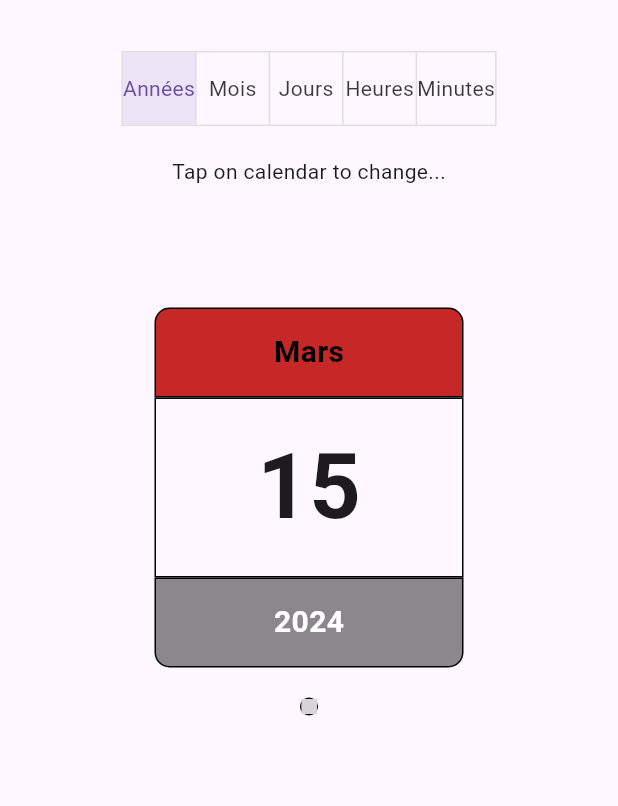
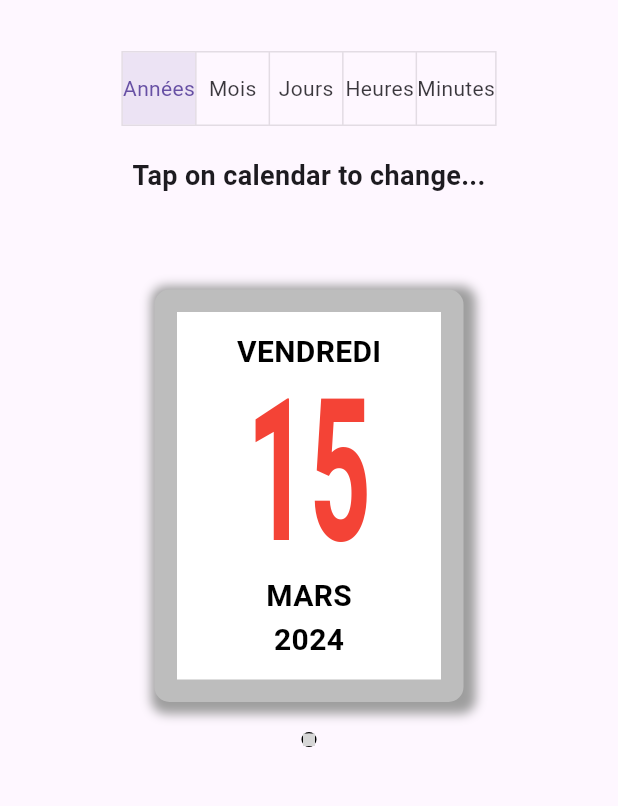
Before and after one commit to IxTAP/BirthTime, a Flutter app: the screen it shows after launch, on a phone screen of 412 x 824 dp, the part 63-869 px from its top. Run offline on Flutter 3.47's test engine with Material 3 defaults, Android fonts, the phone set to English and light mode, and no system bars; missing offline and left inert: segment_display; grey boxes are pictures that could not be loaded.

Commit message:
Mise en forme du calendrier.

```diff
--- a/lib/services/constants.dart
+++ b/lib/services/constants.dart
@@ -33,6 +33,16 @@ const List<String> LIST_MONTHS = [
   'Décembre'
 ];
 
+const List<String> LIST_DAYS = [
+  'Dimanche',
+  'Lundi',
+  'Mardi',
+  'Mercredi',
+  'Jeudi',
+  'Vendredi',
+  'Samedi'
+];
+
 const NB_DAYS_PER_YEAR = 365.25;
 const NB_DAYS_PRE_MONTH = 30.44;
 const NB_MONTHS_PER_YEAR = 12;
--- a/lib/widgets/calendar.dart
+++ b/lib/widgets/calendar.dart
@@ -21,22 +21,29 @@ class BirthCalendar extends StatelessWidget {
       children: [
         InkWell(
           onTap: () => context.read<BirthDateModel>().selectDate(context),
+          child: Container(
+            width: MediaQuery.of(context).size.width / 2,
+            decoration: BoxDecoration(
+              color: Colors.white,
+              borderRadius: BorderRadius.all(Radius.circular(10.0),),
+              border: Border.all(color: Colors.grey.shade400, width: 15.0),
+              boxShadow: [
+                BoxShadow(
+                  color: Colors.grey,
+                  blurRadius: 5.0,
+                  spreadRadius: 5.0,
+                  offset: Offset(3, 3)
+                )
+              ]
+            ),
             child: Column(
               children: [
                 Container(
-                height: 60.0,
-                decoration: BoxDecoration(
-                    borderRadius: BorderRadius.only(
-                        topLeft: Radius.circular(10.0),
-                        topRight: Radius.circular(10.0)),
-                    border: Border.all(color: Colors.black),
-                    color: Colors.red[800]),
-                width: MediaQuery.of(context).size.width / 2,
                   child: Padding(
-                  padding: const EdgeInsets.all(8.0),
+                    padding: const EdgeInsets.all(12.0),
                     child: Center(
                       child: Text(
-                      '${Constants.LIST_MONTHS[context.watch<BirthDateModel>().birthDate.month - 1]}',
+                        '${Constants.LIST_DAYS[context.watch<BirthDateModel>().birthDate.weekday].toUpperCase()}',
                         style: TextStyle(
                             fontWeight: FontWeight.bold,
                             fontSize: 20.0,
@@ -46,38 +53,46 @@ class BirthCalendar extends StatelessWidget {
                   ),
                 ),
                 Container(
-                height: 120.0,
-                width: MediaQuery.of(context).size.width / 2,
-                decoration:
-                    BoxDecoration(border: Border.all(color: Colors.black)),
+                  padding: const EdgeInsets.all(12.0),
                   child: Center(
+                    child: Transform.scale(
+                      scaleX: 1.2,
+                      scaleY: 2.2,
                       child: Text(
-                    '${_service.format2chars(context.watch<BirthDateModel>().birthDate.day)}',
+                        '${context.watch<BirthDateModel>().birthDate.day}',
                         style:
-                        TextStyle(fontWeight: FontWeight.bold, fontSize: 60.0),
+                            TextStyle(fontWeight: FontWeight.bold, fontSize: 60.0, color: Colors.red ),
+                        maxLines: 1,
+                        overflow: TextOverflow.ellipsis,
+                      ),
                     ),
                   ),
                 ),
                 Container(
-                height: 60.0,
-                width: MediaQuery.of(context).size.width / 2,
-                decoration: BoxDecoration(
-                    borderRadius: BorderRadius.only(
-                        bottomLeft: Radius.circular(10.0),
-                        bottomRight: Radius.circular(10.0)),
-                    border: Border.all(color: Colors.black),
-                    color: Colors.black45),
+                  padding: const EdgeInsets.all(12.0),
                   child: Center(
-                  child: Text(
+                    child: Column(
+                      children: [
+                        Text(
+                          '${Constants.LIST_MONTHS[context.watch<BirthDateModel>().birthDate.month - 1].toUpperCase()}',
+                          style: TextStyle(
+                              fontWeight: FontWeight.bold,
+                              fontSize: 20.0,
+                              color: Colors.black),
+                        ),
+                        Text(
                           '${context.watch<BirthDateModel>().birthDate.year}',
                           style: TextStyle(
                               fontWeight: FontWeight.bold,
                               fontSize: 20.0,
-                        color: Colors.white),
+                              color: Colors.black),
+                        ),
+                      ],
                     ),
                   ),
                 ),
               ],
+            ),
           ),
         ),
         SizedBox(
@@ -105,7 +120,7 @@ class BirthCalendar extends StatelessWidget {
                         ':' +
                         _service.format2chars(
                             context.watch<BirthDateModel>().birthDate.minute),
-                    size: 10.0,
+                    size: 8.0,
                     characterSpacing: 8,
                     backgroundColor: Colors.transparent,
                     segmentStyle: HexSegmentStyle(
--- a/lib/widgets/tooglebuttons.dart
+++ b/lib/widgets/tooglebuttons.dart
@@ -29,11 +29,13 @@ class _BDToggleButtonsState extends State<BDToggleButtons> {
         SizedBox(height: 20.0),
         Text(
           '${context.watch<BirthDateModel>().response}',
+          style: TextStyle(fontWeight: FontWeight.bold,fontSize: 18.0),
         ),
+        SizedBox(height: 12.0),
         Text(
           '${context.watch<BirthDateModel>().fullResponse}',
         ),
-        SizedBox(height: 60.0),
+        SizedBox(height: 30.0),
       ],
     );
   }
```
Also changed, not shown: 1 other file. Lines whose indentation alone changed are shown as unchanged.
